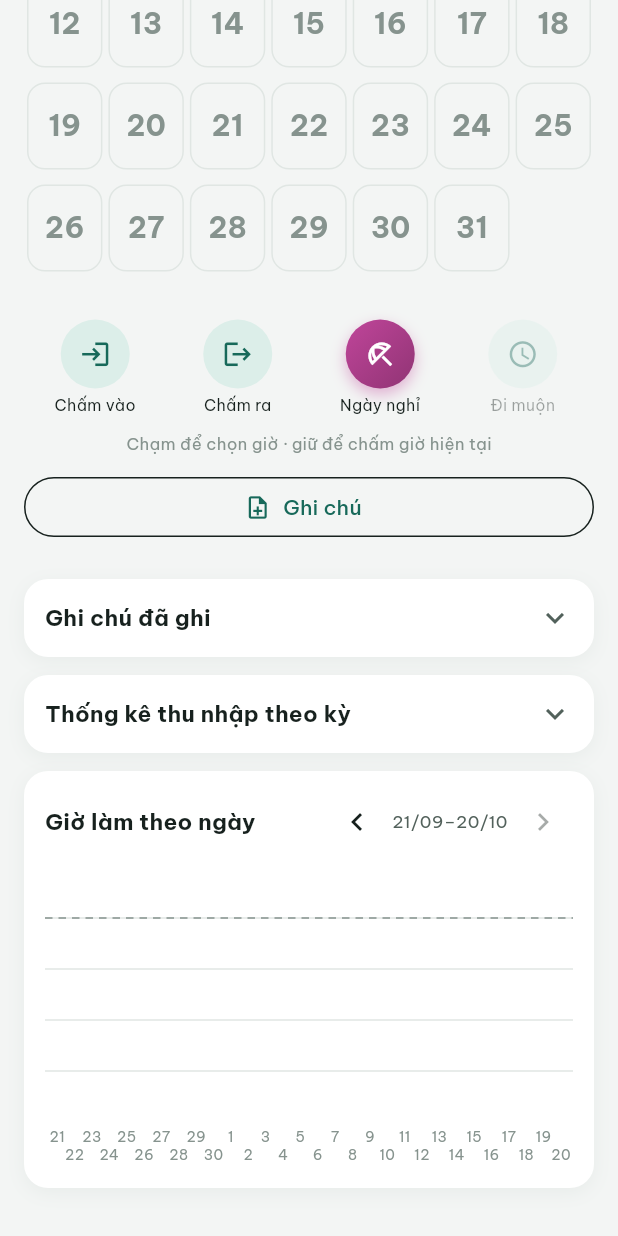
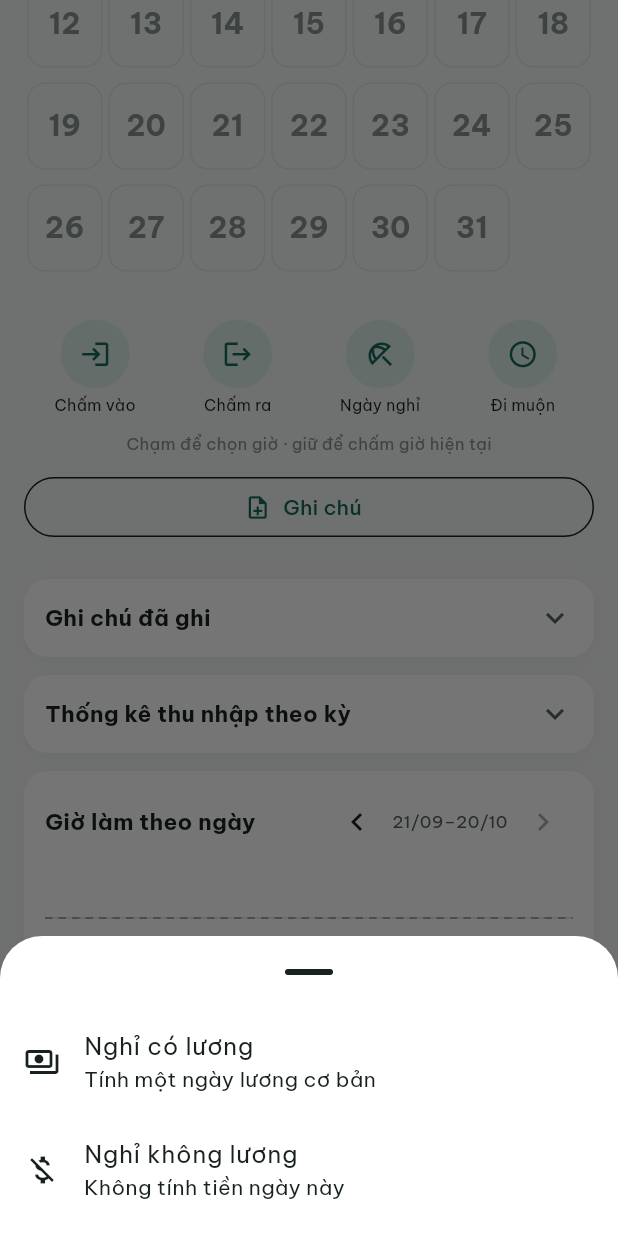
Before and after one commit to AissNguyen/cham-cong-don-gian, a Flutter app: the screen it shows after launch, scrolled down 391 dp, after a tap on "Ngày nghỉ", on a phone screen of 412 x 824 dp. Run offline on Flutter 3.47's test engine with Material 3 defaults, Android fonts, the phone set to English and light mode, and no system bars; drawn by our look-alikes of fl_chart; our stand-ins replace cloud_firestore, file_picker, firebase_analytics, firebase_core, firebase_crashlytics, firebase_remote_config and 6 more; missing offline and left inert: android_alarm_manager_plus, excel, flutter_foreground_task, home_widget; accounts and stored records are empty.

Commit message:
Phần lương theo từng kỳ, ngày nghỉ có lương, gộp lại phần Lưu ý
- Sửa phiếu lương ở kỳ nào thì áp dụng cho kỳ đó: sửa kỳ hiện tại thì các
  kỳ sau theo số mới, các kỳ trước giữ nguyên; sửa kỳ đã qua thì chỉ kỳ đó
  đổi (PayVersion, AppSettings.payFor / withPayEdit). Đổi loại người dùng
  hoặc dán cấu hình thì bỏ số riêng theo kỳ.
- Nút Ngày nghỉ cho chọn nghỉ có lương (tính một ngày lương cơ bản) hoặc
  không lương; lịch ghi "Nghỉ ₫" cho ngày có lương; file Excel ghi rõ.
- Phần Lưu ý: bỏ ý chấm tay 8 tiếng, gộp ý khoản cố định với ý hết kỳ,
  thêm ý sửa kỳ nào áp dụng kỳ đó và ý nghỉ có lương.
- Cập nhật TIEN-DO.md và THIET-KE-BAN-MOI.md.

Co-Authored-By: Claude Opus 5.5 <noreply@anthropic.com>

```diff
--- a/lib/data/backup_excel.dart
+++ b/lib/data/backup_excel.dart
@@ -136,7 +136,7 @@ Uint8List buildBackupExcel({
         r.checkOut == null ? null : _t(_time(r.checkOut!, r.date)),
         _n(_hours(calc.normalMinutes)),
         _n(_hours(calc.overtimeMinutes)),
-        r.isDayOff ? _t('Nghỉ') : null,
+        r.isDayOff ? _t(r.paidLeave ? 'Nghỉ có lương' : 'Nghỉ') : null,
         r.isLate ? _t('Muộn') : null,
         _n(money.truncateToDouble()),
         note.isEmpty ? null : _t(note),
--- a/lib/domain/config_share.dart
+++ b/lib/domain/config_share.dart
@@ -74,6 +74,8 @@ AppSettings? decodeSettings(String text, {required AppSettings current}) {
     }
     return current.copyWith(
       overtimeBrackets: hasBrackets ? incoming.overtimeBrackets : null,
+      // Phần lương dán vào thay cho mọi kỳ; số riêng theo từng kỳ của máy này không còn dùng.
+      payVersions: const [],
       workerKind: incoming.workerKind,
       baseSalary: incoming.baseSalary,
       dailyWage: incoming.dailyWage,
--- a/lib/domain/models.dart
+++ b/lib/domain/models.dart
@@ -635,6 +635,33 @@ List<IncomeItem> defaultPayItems(WorkerKind kind) => [
     const IncomeItem(id: payItemUnion, name: 'Công đoàn phí', type: IncomeItemType.deduction, amount: 50000),
 ];
 
+/// Phần lương của phiếu lương (lương cơ bản, lương ngày, các khoản) áp dụng từ kỳ bắt đầu ngày
+/// [from] trở đi, cho tới kỳ có bản ghi kế tiếp. Nhờ đó sửa phiếu lương của kỳ nào thì chỉ kỳ đó
+/// (và các kỳ sau, nếu là kỳ hiện tại) đổi; các kỳ trước giữ nguyên số của chúng.
+class PayVersion {
+  const PayVersion({required this.from, required this.baseSalary, required this.dailyWage, required this.items});
+
+  /// Ngày đầu kỳ (00:00) mà bản ghi này bắt đầu có hiệu lực.
+  final DateTime from;
+  final double baseSalary;
+  final double dailyWage;
+  final List<IncomeItem> items;
+
+  Map<String, dynamic> toJson() => {
+    'from': dateKey(from),
+    'baseSalary': baseSalary,
+    'dailyWage': dailyWage,
+    'items': items.map((e) => e.toJson()).toList(),
+  };
+
+  factory PayVersion.fromJson(Map<String, dynamic> json) => PayVersion(
+    from: DateTime.parse(json['from'] as String),
+    baseSalary: (json['baseSalary'] as num).toDouble(),
+    dailyWage: (json['dailyWage'] as num).toDouble(),
+    items: (json['items'] as List).map((e) => IncomeItem.fromJson(e as Map<String, dynamic>)).toList(),
+  );
+}
+
 /// Toàn bộ cài đặt của app.
 class AppSettings {
   AppSettings({
@@ -656,7 +683,9 @@ class AppSettings {
     Map<String, double>? standardDays,
     this.showNotice = true,
     this.showGps = true,
-  }) : wageTable = wageTable ?? WageTable(),
+    List<PayVersion>? payVersions,
+  }) : payVersions = payVersions ?? [],
+       wageTable = wageTable ?? WageTable(),
        fixedBreakRules = fixedBreakRules ?? [],
        breakSegments = breakSegments ?? [],
        lateRule = lateRule ?? const LateRule(after: Clock(7, 0)),
@@ -743,6 +772,59 @@ class AppSettings {
   /// nhưng vẫn giữ nguyên tọa độ, khung giờ... để bật lại là chạy như cũ.
   GpsConfig get effectiveGps => showGps ? gps : gps.copyWith(enabled: false);
 
+  /// Phần lương theo từng kỳ, xếp theo [PayVersion.from] tăng dần. Kỳ nào bắt đầu trước bản ghi đầu
+  /// tiên thì dùng [baseSalary], [dailyWage], [incomeItems] ở trên.
+  final List<PayVersion> payVersions;
+
+  /// Cài đặt dùng để tính phiếu lương của kỳ bắt đầu ngày [periodStart]: phần lương lấy theo bản
+  /// ghi gần nhất có hiệu lực từ trước hoặc đúng ngày đó.
+  AppSettings payFor(DateTime periodStart) {
+    final start = dateOnly(periodStart);
+    PayVersion? found;
+    for (final v in payVersions) {
+      if (!v.from.isAfter(start)) found = v;
+    }
+    if (found == null) return this;
+    return copyWith(baseSalary: found.baseSalary, dailyWage: found.dailyWage, incomeItems: found.items);
+  }
+
+  /// Sửa phần lương khi đang xem kỳ bắt đầu ngày [periodStart]. Thay đổi áp dụng cho kỳ đó; nếu đó
+  /// là kỳ đã qua ([periodEnded]) thì các kỳ sau nó giữ nguyên như trước khi sửa, còn nếu là kỳ
+  /// hiện tại thì các kỳ sau cũng theo số mới. Các kỳ trước không bao giờ bị đổi.
+  AppSettings withPayEdit({
+    required DateTime periodStart,
+    required DateTime nextPeriodStart,
+    required bool periodEnded,
+    double? baseSalary,
+    double? dailyWage,
+    List<IncomeItem>? incomeItems,
+  }) {
+    final start = dateOnly(periodStart);
+    final next = dateOnly(nextPeriodStart);
+    final before = payFor(start);
+    final edited = PayVersion(
+      from: start,
+      baseSalary: baseSalary ?? before.baseSalary,
+      dailyWage: dailyWage ?? before.dailyWage,
+      items: incomeItems ?? before.incomeItems,
+    );
+    final versions = [
+      for (final v in payVersions)
+        if (v.from != start) v,
+      edited,
+    ];
+    // Sửa một kỳ đã qua: nếu chưa có bản ghi nào bắt đầu sau kỳ này cho tới đầu kỳ kế tiếp thì ghi
+    // lại số cũ ở đầu kỳ kế tiếp, để các kỳ sau không bị đổi theo.
+    final laterCovered = payVersions.any((v) => v.from.isAfter(start) && !v.from.isAfter(next));
+    if (periodEnded && !laterCovered) {
+      versions.add(
+        PayVersion(from: next, baseSalary: before.baseSalary, dailyWage: before.dailyWage, items: before.incomeItems),
+      );
+    }
+    versions.sort((a, b) => a.from.compareTo(b.from));
+    return copyWith(payVersions: versions);
+  }
+
   AppSettings copyWith({
     Clock? workStart,
     Clock? workEnd,
@@ -762,7 +844,9 @@ class AppSettings {
     Map<String, double>? standardDays,
     bool? showNotice,
     bool? showGps,
+    List<PayVersion>? payVersions,
   }) => AppSettings(
+    payVersions: payVersions ?? this.payVersions,
     workStart: workStart ?? this.workStart,
     workEnd: workEnd ?? this.workEnd,
     wageTable: wageTable ?? this.wageTable,
@@ -802,6 +886,7 @@ class AppSettings {
     'standardDays': standardDays,
     'showNotice': showNotice,
     'showGps': showGps,
+    'payVersions': payVersions.map((v) => v.toJson()).toList(),
   };
 
   factory AppSettings.fromJson(Map<String, dynamic> json) {
@@ -836,6 +921,9 @@ class AppSettings {
       standardDays: (json['standardDays'] as Map?)?.map((k, v) => MapEntry('$k', (v as num).toDouble())),
       showNotice: json['showNotice'] as bool? ?? true,
       showGps: json['showGps'] as bool? ?? true,
+      payVersions: (json['payVersions'] as List?)
+          ?.map((e) => PayVersion.fromJson(e as Map<String, dynamic>))
+          .toList(),
     );
     return json['workerKind'] == null ? _migrateLegacy(parsed) : parsed;
   }
@@ -867,6 +955,7 @@ class DayRecord {
     this.checkIn,
     this.checkOut,
     this.isDayOff = false,
+    this.paidLeave = false,
     this.isLate = false,
     this.note,
     this.tags = const [],
@@ -878,6 +967,9 @@ class DayRecord {
   final DateTime? checkIn;
   final DateTime? checkOut;
   final bool isDayOff;
+
+  /// Chỉ có nghĩa khi [isDayOff]: ngày nghỉ có lương (tính một ngày lương cơ bản) hay không lương.
+  final bool paidLeave;
   final bool isLate;
   final String? note;
   final List<String> tags;
@@ -895,6 +987,7 @@ class DayRecord {
     DateTime? checkOut,
     bool clearCheckOut = false,
     bool? isDayOff,
+    bool? paidLeave,
     bool? isLate,
     String? note,
     List<String>? tags,
@@ -905,6 +998,8 @@ class DayRecord {
     checkIn: clearCheckIn ? null : (checkIn ?? this.checkIn),
     checkOut: clearCheckOut ? null : (checkOut ?? this.checkOut),
     isDayOff: isDayOff ?? this.isDayOff,
+    // Hết là ngày nghỉ thì cũng hết là nghỉ có lương.
+    paidLeave: (isDayOff ?? this.isDayOff) && (paidLeave ?? this.paidLeave),
     isLate: isLate ?? this.isLate,
     note: note ?? this.note,
     tags: tags ?? this.tags,
@@ -916,6 +1011,7 @@ class DayRecord {
     'checkIn': checkIn?.toIso8601String(),
     'checkOut': checkOut?.toIso8601String(),
     'dayOff': isDayOff,
+    'paidLeave': paidLeave,
     'late': isLate,
     'note': note,
     'tags': tags,
@@ -927,6 +1023,7 @@ class DayRecord {
     checkIn: json['checkIn'] != null ? DateTime.parse(json['checkIn'] as String) : null,
     checkOut: json['checkOut'] != null ? DateTime.parse(json['checkOut'] as String) : null,
     isDayOff: json['dayOff'] as bool? ?? false,
+    paidLeave: (json['dayOff'] as bool? ?? false) && (json['paidLeave'] as bool? ?? false),
     isLate: json['late'] as bool? ?? false,
     note: json['note'] as String?,
     tags: (json['tags'] as List?)?.map((e) => e as String).toList() ?? const [],
--- a/lib/domain/payslip.dart
+++ b/lib/domain/payslip.dart
@@ -143,6 +143,8 @@ Payslip computePayslip({
   required DayRecord Function(DateTime date) recordOf,
   required DateTime now,
 }) {
+  // Phần lương (lương cơ bản, các khoản) lấy theo đúng kỳ này, không lấy số của kỳ khác.
+  settings = settings.payFor(period.start);
   final today = dateOnly(now);
   final worker = settings.workerKind == WorkerKind.worker;
   final items = settings.incomeItems;
@@ -154,6 +156,7 @@ Payslip computePayslip({
   final daySalary = <DateTime, double>{}; // tiền lương theo giờ của ngày (công nhật)
   final dayOvertime = <DateTime, double>{}; // tiền tăng ca của ngày
   final dayLate = <DateTime, double>{};
+  final paidLeaveDays = <DateTime>[]; // ngày nghỉ có lương: mỗi ngày tính một ngày lương cơ bản
   final dayItemCounts = <String, Set<DateTime>>{for (final i in perDayItems) i.id: {}};
   // Giây làm theo (nhóm, giá) để viết dòng giải thích, ví dụ ('Tăng ca', 45000) -> 12h.
   final overtimeGroups = <(String, double), int>{};
@@ -175,6 +178,7 @@ Payslip computePayslip({
     final record = recordOf(d);
     if (record.isDayOff) {
       daysOff++;
+      if (record.paidLeave) paidLeaveDays.add(d);
       continue;
     }
     if (record.isLate) daysLate++;
@@ -280,14 +284,29 @@ Payslip computePayslip({
 
     switch (item.calcMethod) {
       case IncomeCalcMethod.salary:
+        // Ngày nghỉ có lương: mỗi ngày tính như một ngày công của lương cơ bản (công nhân) hoặc
+        // một ngày lương (công nhật); không tính vào các khoản khác.
+        final paid = paidLeaveDays.length;
         if (worker) {
-          amount = std > 0 ? base / std * workDays : 0;
-          how = prorateHow(baseText);
-          dayWork.forEach((d, w) => addDay(d, sign * (std > 0 ? base / std * w : 0)));
+          final perDay = std > 0 ? base / std : 0.0;
+          amount = perDay * (workDays + paid);
+          how = paid == 0
+              ? prorateHow(baseText)
+              : std > 0
+              ? '$baseText ÷ ${_num(std)} × (${_num(workDays)} ngày công + $paid ngày nghỉ có lương)'
+              : '$baseText ÷ công chuẩn × ngày công';
+          dayWork.forEach((d, w) => addDay(d, sign * perDay * w));
+          for (final d in paidLeaveDays) {
+            addDay(d, sign * perDay);
+          }
         } else {
-          amount = salaryTotal;
+          amount = salaryTotal + settings.dailyWage * paid;
           how = _dailySalaryHow(settings, salaryGroups);
+          if (paid > 0) how = '$how + $paid ngày nghỉ có lương × ${_money(settings.dailyWage)}';
           daySalary.forEach((d, v) => addDay(d, sign * v));
+          for (final d in paidLeaveDays) {
+            addDay(d, sign * settings.dailyWage);
+          }
         }
       case IncomeCalcMethod.overtime:
         amount = dayOvertime.values.fold(0.0, (s, v) => s + v);
--- a/lib/ui/home/calendar_grid.dart
+++ b/lib/ui/home/calendar_grid.dart
@@ -144,7 +144,7 @@ class _DayCell extends StatelessWidget {
       fill = colors.dayOffMark;
       onFill = Colors.white;
       borderColor = colors.dayOffMark;
-      bottomLabel = 'Nghỉ';
+      bottomLabel = record.paidLeave ? 'Nghỉ ₫' : 'Nghỉ';
     } else if (isFuture) {
       bottomLabel = null;
     } else if (!record.hasAttendance) {
--- a/lib/ui/home/home_screen.dart
+++ b/lib/ui/home/home_screen.dart
@@ -387,10 +387,10 @@ class _HomeScreenState extends State<HomeScreen> {
             Expanded(
               child: _ActionButton(
                 icon: Icons.beach_access_outlined,
-                label: 'Ngày nghỉ',
+                label: !record.isDayOff ? 'Ngày nghỉ' : (record.paidLeave ? 'Có lương' : 'Không lương'),
                 active: record.isDayOff,
                 activeColor: context.appColors.dayOffMark,
-                onTap: () => store.setDayOff(_selectedDate, !record.isDayOff),
+                onTap: () => _chooseDayOff(store, record),
               ),
             ),
             Expanded(
@@ -411,6 +411,51 @@ class _HomeScreenState extends State<HomeScreen> {
         ),
       ],
     );
+  }
+
+  /// Bấm "Ngày nghỉ": chọn nghỉ có lương (tính một ngày lương cơ bản) hay không lương.
+  Future<void> _chooseDayOff(AppStore store, DayRecord record) async {
+    final date = _selectedDate;
+    final choice = await showModalBottomSheet<String>(
+      context: context,
+      showDragHandle: true,
+      builder: (context) => SafeArea(
+        child: Column(
+          mainAxisSize: MainAxisSize.min,
+          children: [
+            ListTile(
+              leading: const Icon(Icons.payments_outlined),
+              title: const Text('Nghỉ có lương'),
+              subtitle: const Text('Tính một ngày lương cơ bản'),
+              trailing: record.isDayOff && record.paidLeave ? const Icon(Icons.check) : null,
+              onTap: () => Navigator.pop(context, 'paid'),
+            ),
+            ListTile(
+              leading: const Icon(Icons.money_off),
+              title: const Text('Nghỉ không lương'),
+              subtitle: const Text('Không tính tiền ngày này'),
+              trailing: record.isDayOff && !record.paidLeave ? const Icon(Icons.check) : null,
+              onTap: () => Navigator.pop(context, 'unpaid'),
+            ),
+            if (record.isDayOff)
+              ListTile(
+                leading: const Icon(Icons.undo),
+                title: const Text('Bỏ đánh dấu nghỉ'),
+                onTap: () => Navigator.pop(context, 'clear'),
+              ),
+            const SizedBox(height: 8),
+          ],
+        ),
+      ),
+    );
+    switch (choice) {
+      case 'paid':
+        await store.setDayOff(date, true, paid: true);
+      case 'unpaid':
+        await store.setDayOff(date, true);
+      case 'clear':
+        await store.setDayOff(date, false);
+    }
   }
 
   Widget _buildNoteButton(BuildContext context, AppStore store, DayRecord record) {
--- a/lib/ui/settings/config_share_section.dart
+++ b/lib/ui/settings/config_share_section.dart
@@ -3,6 +3,7 @@ import 'package:flutter/services.dart';
 
 import '../../data/store.dart';
 import '../../domain/config_share.dart';
+import '../../domain/pay_period.dart';
 import 'settings_card.dart';
 
 /// Sao chép phần lương và cài đặt tính công ra một dòng ngắn, hoặc lấy thẳng cấu hình đang có trong
@@ -13,7 +14,9 @@ class ConfigShareSection extends StatelessWidget {
   final AppStore store;
 
   Future<void> _copy(BuildContext context) async {
-    final text = encodeSettings(store.settings);
+    // Phần lương lấy theo kỳ hiện tại (mỗi kỳ có thể có số riêng).
+    final settings = store.settings;
+    final text = encodeSettings(settings.payFor(periodContaining(DateTime.now(), settings.payPeriod).start));
     await Clipboard.setData(ClipboardData(text: text));
     if (context.mounted) {
       ScaffoldMessenger.of(context).showSnackBar(const SnackBar(content: Text('Đã sao chép cấu hình.')));
```
Also changed, not shown: lib/data/store.dart (+9 -2 lines), lib/ui/settings/payslip_card.dart (+44 -14 lines), lib/ui/settings/work_config_card.dart (+6 -4 lines), 4 other files.
